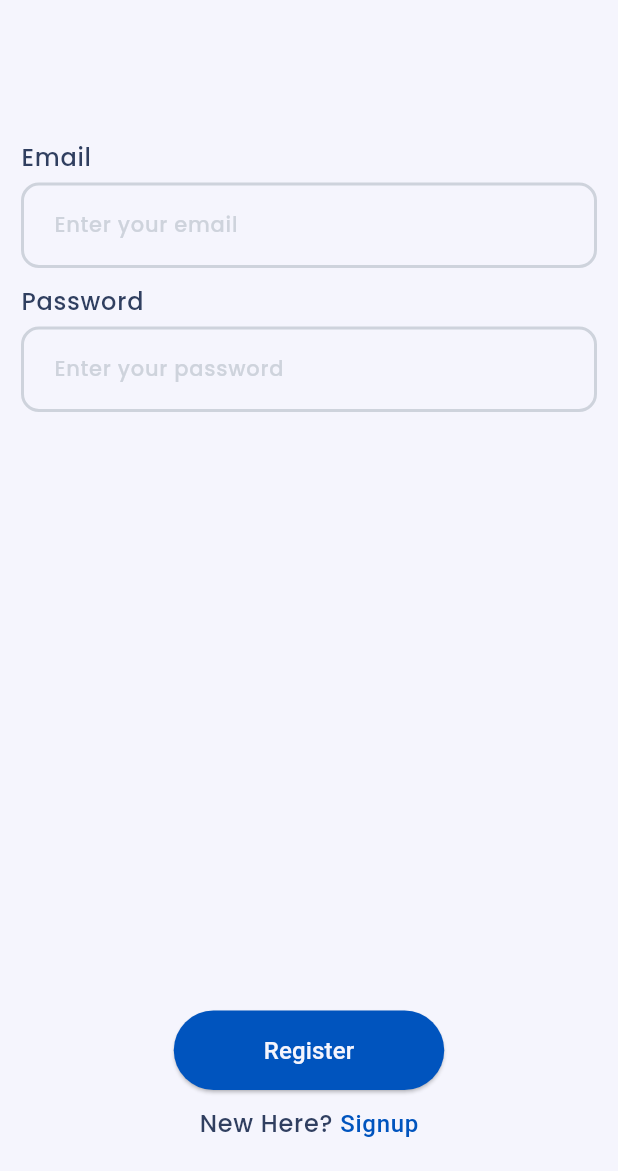
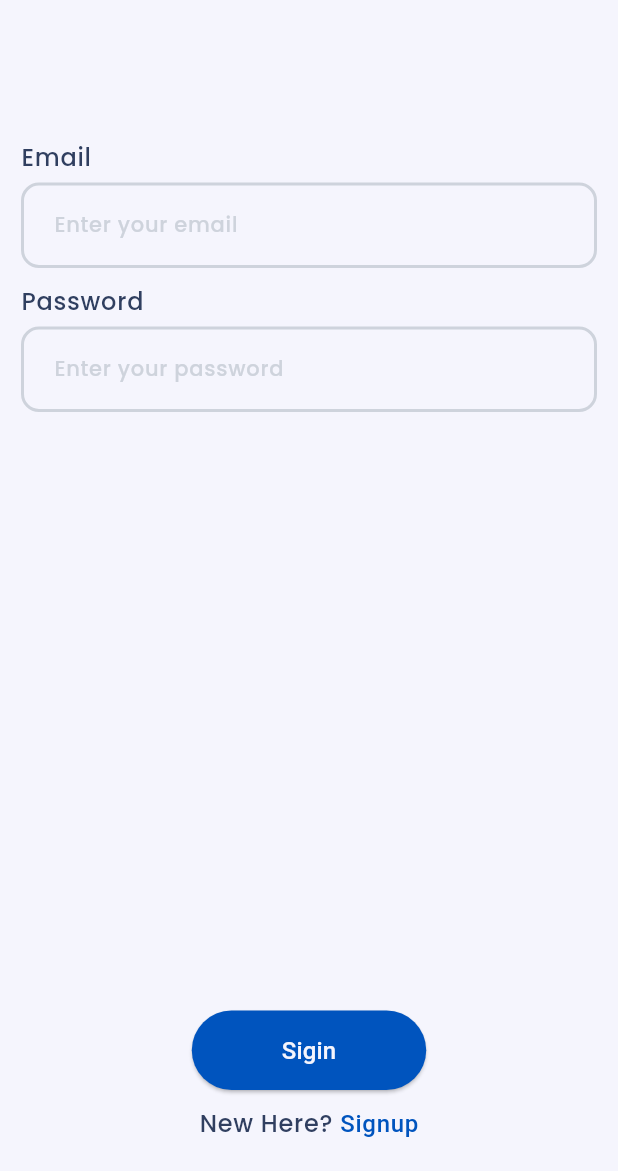
Before and after one commit to sachincvn/comments, a Flutter app: the screen it shows after launch, on a phone screen of 412 x 824 dp, the part 65-1236 px from its top. Run offline on Flutter 3.47's test engine with Material 3 defaults, Android fonts, the phone set to English and light mode, and no system bars; our stand-ins replace cloud_firestore, dio, firebase_auth, firebase_core, fpdart, get_it; accounts and stored records are empty.

Commit message:
bug fixes

```diff
--- a/lib/features/authentication/data/data_source/auth_remote_data_source.dart
+++ b/lib/features/authentication/data/data_source/auth_remote_data_source.dart
@@ -11,6 +11,8 @@ abstract class AuthRemoteDataSource {
 class AuthRemoteDataSourceImpl implements AuthRemoteDataSource {
   final FirebaseAuth firebaseAuth;
   final FirebaseFirestore firestore;
+
+  Stream<User?> get authState => FirebaseAuth.instance.authStateChanges();
 
   AuthRemoteDataSourceImpl({
     required this.firebaseAuth,
--- a/lib/features/authentication/domain/entities/user.dart
+++ /dev/null
@@ -1,7 +0,0 @@
-class User {
-  final String uid;
-  final String name;
-  final String email;
-
-  User({required this.uid, required this.name, required this.email});
-}
--- /dev/null
+++ b/lib/features/authentication/domain/entities/user_entity.dart
@@ -0,0 +1,7 @@
+class UserEntity {
+  final String uid;
+  final String name;
+  final String email;
+
+  UserEntity({required this.uid, required this.name, required this.email});
+}
--- a/lib/features/authentication/domain/repository/auth_repository.dart
+++ b/lib/features/authentication/domain/repository/auth_repository.dart
@@ -1,10 +1,10 @@
 import 'package:comments/core/errors/failure.dart';
-import 'package:comments/features/authentication/domain/entities/user.dart';
+import 'package:comments/features/authentication/domain/entities/user_entity.dart';
 import 'package:fpdart/fpdart.dart';
 
 abstract interface class AuthRepository {
-  Future<Either<Failure, User>> registerUser(
+  Future<Either<Failure, UserEntity>> registerUser(
       String name, String email, String password);
-  Future<Either<Failure, User>> loginUser(String email, String password);
+  Future<Either<Failure, UserEntity>> loginUser(String email, String password);
   Future<Either<Failure, void>> logout();
 }
--- a/lib/features/authentication/domain/usecase/login_user_usecase.dart
+++ b/lib/features/authentication/domain/usecase/login_user_usecase.dart
@@ -1,16 +1,16 @@
 import 'package:comments/core/errors/failure.dart';
 import 'package:comments/core/usecases/usecase.dart';
-import 'package:comments/features/authentication/domain/entities/user.dart';
+import 'package:comments/features/authentication/domain/entities/user_entity.dart';
 import 'package:comments/features/authentication/domain/repository/auth_repository.dart';
 import 'package:fpdart/fpdart.dart';
 
-class LoginUserUseCase implements UseCase<User, LoginParams> {
+class LoginUserUseCase implements UseCase<UserEntity, LoginParams> {
   final AuthRepository repository;
 
   LoginUserUseCase(this.repository);
 
   @override
-  Future<Either<Failure, User>> call(LoginParams params) async {
+  Future<Either<Failure, UserEntity>> call(LoginParams params) async {
     return await repository.loginUser(params.email, params.password);
   }
 }
--- a/lib/features/authentication/domain/usecase/register_user_usecase.dart
+++ b/lib/features/authentication/domain/usecase/register_user_usecase.dart
@@ -1,16 +1,16 @@
 import 'package:comments/core/errors/failure.dart';
 import 'package:comments/core/usecases/usecase.dart';
-import 'package:comments/features/authentication/domain/entities/user.dart';
+import 'package:comments/features/authentication/domain/entities/user_entity.dart';
 import 'package:comments/features/authentication/domain/repository/auth_repository.dart';
 import 'package:fpdart/fpdart.dart';
 
-class RegisterUserUseCase implements UseCase<User, RegisterParams> {
+class RegisterUserUseCase implements UseCase<UserEntity, RegisterParams> {
   final AuthRepository repository;
 
   RegisterUserUseCase(this.repository);
 
   @override
-  Future<Either<Failure, User>> call(RegisterParams params) async {
+  Future<Either<Failure, UserEntity>> call(RegisterParams params) async {
     return await repository.registerUser(
         params.name, params.email, params.password);
   }
--- a/lib/features/authentication/presentation/pages/login_page.dart
+++ b/lib/features/authentication/presentation/pages/login_page.dart
@@ -1,7 +1,6 @@
 import 'package:comments/core/theme/app_theme.dart';
 import 'package:comments/core/utils/show_snackbar.dart';
 import 'package:comments/core/utils/validators.dart';
-import 'package:comments/features/authentication/presentation/pages/register_page.dart';
 import 'package:comments/features/authentication/presentation/provider/login_viewmodel.dart';
 import 'package:comments/features/authentication/presentation/widgets/auth_app_bar_widget.dart';
 import 'package:comments/features/authentication/presentation/widgets/auth_input_field.dart';
@@ -10,6 +9,7 @@ import 'package:flutter/material.dart';
 import 'package:provider/provider.dart';
 
 class LoginPage extends StatefulWidget {
+  static String routeName = '/login';
   const LoginPage({super.key});
 
   @override
@@ -82,7 +82,7 @@ class _LoginPageState extends State<LoginPage> {
                                   AppTheme.lightColor),
                             )
                           : const Text(
-                              "Register",
+                              "Sigin",
                               style: TextStyle(
                                   fontSize: 16, color: AppTheme.lightColor),
                             ),
@@ -91,10 +91,9 @@ class _LoginPageState extends State<LoginPage> {
                     RichText(
                       text: TextSpan(
                         text: "New Here?",
-                        style: Theme.of(context)
-                            .textTheme
-                            .bodyLarge!
-                            .copyWith(fontWeight: FontWeight.w500),
+                        style: Theme.of(context).textTheme.bodyLarge!.copyWith(
+                            fontWeight: FontWeight.w500,
+                            color: AppTheme.secondaryColor),
                         children: [
                           const TextSpan(text: " "),
                           TextSpan(
@@ -102,14 +101,8 @@ class _LoginPageState extends State<LoginPage> {
                                   const TextStyle(color: AppTheme.primaryColor),
                               text: "Signup",
                               recognizer: TapGestureRecognizer()
-                                ..onTap = () {
-                                  Navigator.push(
-                                      context,
-                                      MaterialPageRoute(
-                                        builder: (context) =>
-                                            const RegisterPage(),
-                                      ));
-                                }),
+                                ..onTap = () => Navigator.pushReplacementNamed(
+                                    context, '/register')),
                         ],
                       ),
                     ),
--- a/lib/features/comments/presentation/pages/comments_page.dart
+++ b/lib/features/comments/presentation/pages/comments_page.dart
@@ -5,6 +5,7 @@ import 'package:flutter/material.dart';
 import 'package:provider/provider.dart';
 
 class CommentsPage extends StatefulWidget {
+  static String routeName = '/comments';
   const CommentsPage({Key? key}) : super(key: key);
 
   @override
@@ -27,6 +28,7 @@ class _CommentsPageState extends State<CommentsPage> {
   Widget build(BuildContext context) {
     return SafeArea(
       child: Scaffold(
+        backgroundColor: AppTheme.lightColor,
         appBar: AppBar(
           title: const Text(
             "Comments",
--- a/lib/features/comments/presentation/widgets/comment_widget.dart
+++ b/lib/features/comments/presentation/widgets/comment_widget.dart
@@ -15,7 +15,7 @@ class CommentWidget extends StatelessWidget {
         backgroundColor: AppTheme.grayColor,
         radius: 30,
         child: Text(
-          comment.id.toString(),
+          comment.name[0].toUpperCase(),
           style: Theme.of(context)
               .textTheme
               .bodyLarge!
--- a/lib/main.dart
+++ b/lib/main.dart
@@ -1,6 +1,7 @@
 import 'package:comments/core/theme/app_theme.dart';
 import 'package:comments/core/utils/firebase_options.dart';
 import 'package:comments/features/authentication/presentation/pages/login_page.dart';
+import 'package:comments/features/authentication/presentation/pages/register_page.dart';
 import 'package:comments/features/authentication/presentation/provider/login_viewmodel.dart';
 import 'package:comments/features/authentication/presentation/provider/register_viewmodel.dart';
 import 'package:comments/features/comments/presentation/pages/comments_page.dart';
@@ -43,6 +44,11 @@ class MyApp extends StatelessWidget {
         theme: AppTheme.lightTheme,
         darkTheme: AppTheme.darkTheme,
         themeMode: ThemeMode.system,
+        routes: {
+          LoginPage.routeName: (context) => const LoginPage(),
+          RegisterPage.routeName: (context) => const RegisterPage(),
+          CommentsPage.routeName: (context) => const CommentsPage(),
+        },
         home: StreamBuilder(
           stream: FirebaseAuth.instance.authStateChanges(),
           builder: (context, snapshot) {
```
Also changed, not shown: lib/features/authentication/data/models/user_model.dart (+4 -4 lines), lib/features/authentication/data/repository/auth_repository_impl.dart (+4 -3 lines), lib/features/authentication/presentation/pages/register_page.dart (+6 -7 lines), lib/features/authentication/presentation/provider/login_viewmodel.dart (+7 -4 lines), lib/features/authentication/presentation/provider/register_viewmodel.dart (+13 -10 lines).
